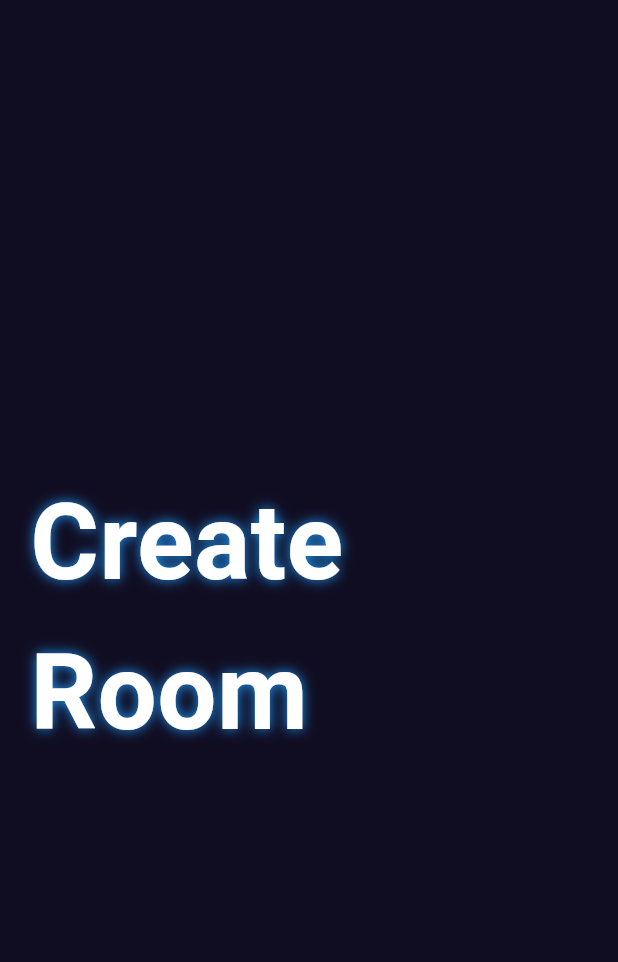
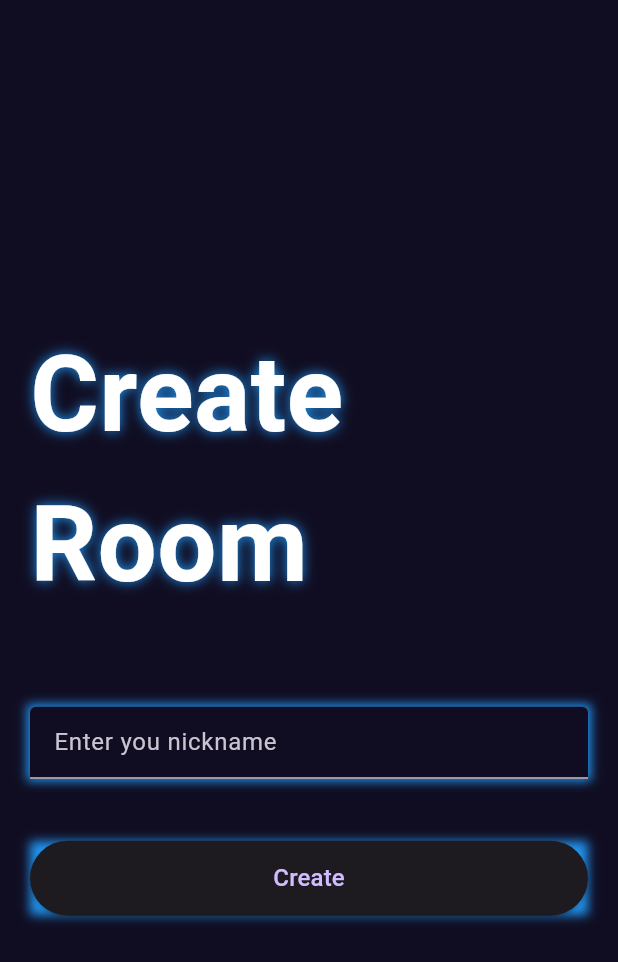
Before and after one commit to YousoufPal/multiplatertictactoe, a Flutter app: the CreateRoomScreen screen opened by its route, on a phone screen of 412 x 824 dp. Shown: the top 962 px of the screen. Run offline on Flutter 3.47's test engine with Material 3 defaults, Android fonts, the phone set to English and light mode, and no system bars.

Commit message:
Completed create room and join room screens UI

```diff
--- a/lib/screens/create_room_screen.dart
+++ b/lib/screens/create_room_screen.dart
@@ -1,5 +1,8 @@
 import 'package:flutter/material.dart';
+import 'package:tictactoe/responsive/responsive.dart';
+import 'package:tictactoe/widgets/custom_button.dart';
 import 'package:tictactoe/widgets/custom_text.dart';
+import 'package:tictactoe/widgets/custom_textfield.dart';
 
 class CreateRoomScreen extends StatefulWidget {
 
@@ -11,10 +14,21 @@ class CreateRoomScreen extends StatefulWidget {
 }
 
 class _CreateRoomScreenState extends State<CreateRoomScreen> {
+  final TextEditingController _nameController = TextEditingController();
+
+  @override
+  void dispose() {
+    _nameController.dispose();
+    super.dispose();
+  }
+
   @override
   Widget build(BuildContext context) {
+    final size = MediaQuery.of(context).size;
+
     return Scaffold(
-      body: Container(
+      body: Responsive(
+        child: Container(
           margin: const EdgeInsets.symmetric(
             horizontal: 20,
           ),
@@ -24,8 +38,13 @@ class _CreateRoomScreenState extends State<CreateRoomScreen> {
             children: [
               const CustomText(shadows: [
                 Shadow(blurRadius: 10, color: Colors.blue),
-            ], text: 'Create Room', textSize: 70)
+              ], text: 'Create Room', textSize: 70),
+              SizedBox(height: size.height * 0.07),
+              CustomTextField(controller: _nameController, hintText: 'Enter you nickname',),
+              SizedBox(height: size.height * 0.05),
+              CustomButton(onTap: () {}, text: 'Create')
             ],
+          ),
         ),
       ),
     );
--- a/lib/screens/main_menu_screen.dart
+++ b/lib/screens/main_menu_screen.dart
@@ -25,7 +25,7 @@ class MainMenuScreen extends StatelessWidget {
           children: [
             CustomButton(onTap: () => createRoom(context), text: 'Create Room'),
             SizedBox(height: 20),
-            CustomButton(onTap: () => createRoom(context), text: 'Join Room')
+            CustomButton(onTap: () => JoinRoom(context), text: 'Join Room')
 
           ],
         ),
--- /dev/null
+++ b/lib/widgets/custom_textfield.dart
@@ -0,0 +1,37 @@
+import 'package:flutter/material.dart';
+import 'package:tictactoe/utils/colors.dart';
+
+class CustomTextField extends StatelessWidget {
+  final TextEditingController controller;
+  final String hintText;
+  const CustomTextField({
+    Key? key,
+    required this.controller,
+    required this.hintText,
+    }) : super(key: key);
+
+  @override
+  Widget build(BuildContext context) {
+    return Container(
+      decoration: const BoxDecoration(
+        boxShadow: [
+          BoxShadow(
+            color: Colors.blue,
+            blurRadius: 5,
+            spreadRadius: 2,
+
+          )
+        ]
+      ),
+      child: TextField(
+        controller: controller,
+        decoration: InputDecoration(
+          fillColor: bgColor,
+          filled: true,
+          hintText: hintText,
+
+      )
+      )
+    );
+  }
+}
```
Also changed, not shown: lib/screens/join_room_screen.dart (+43 -0 lines). Lines whose indentation alone changed are shown as unchanged.
